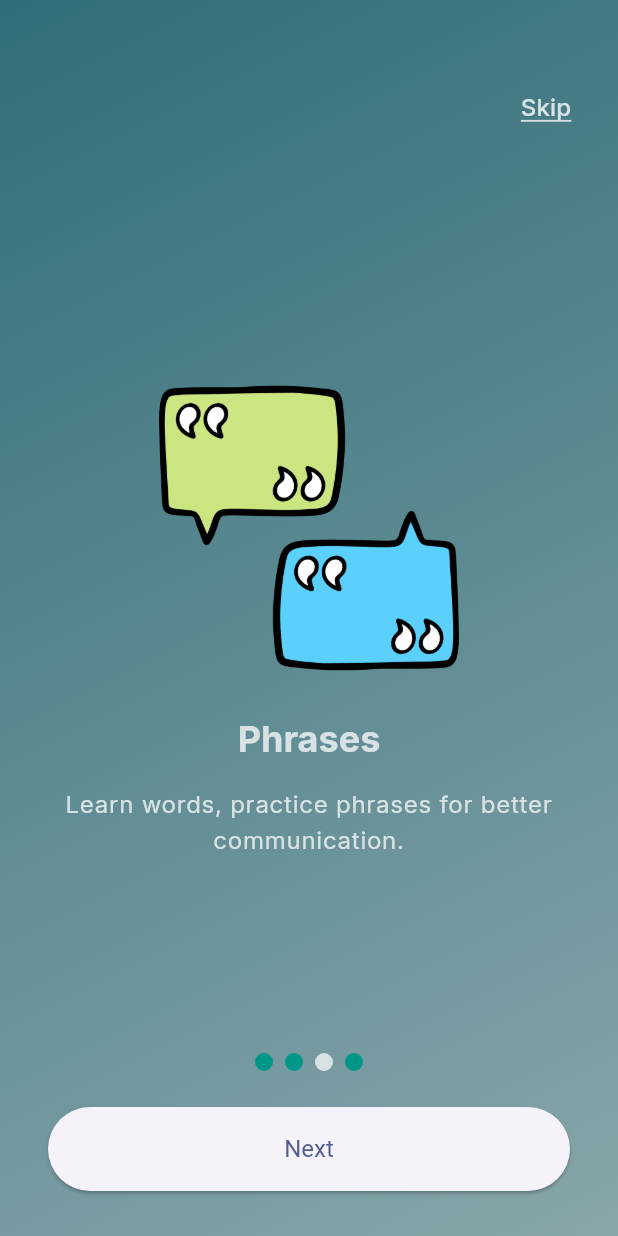
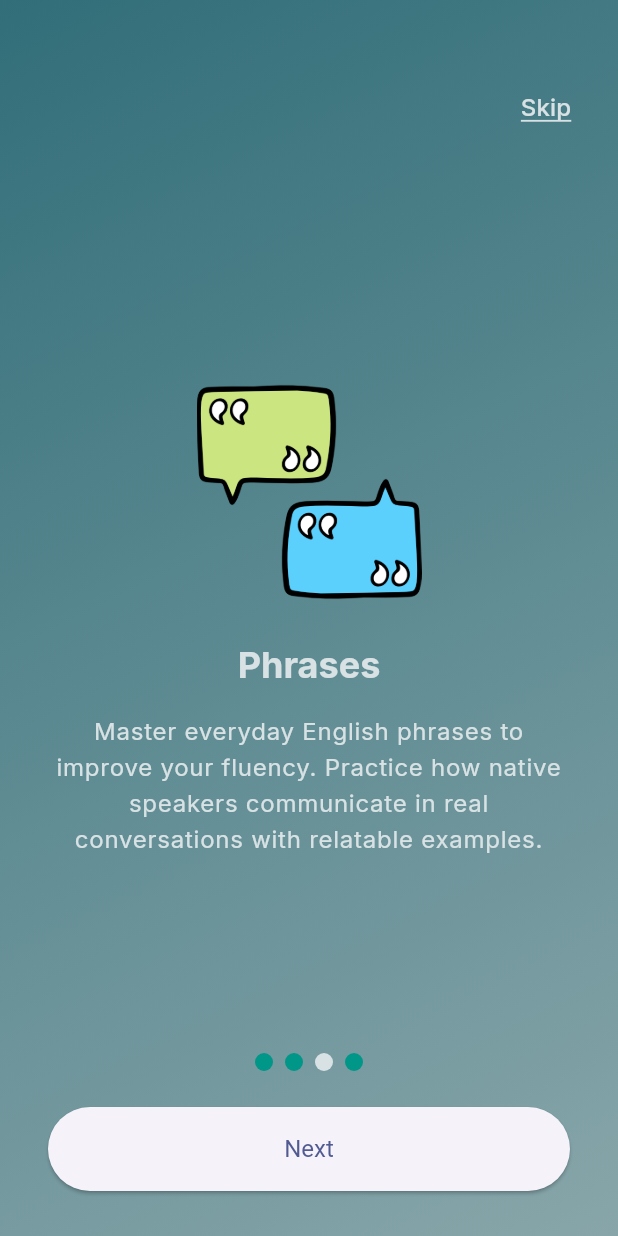
Before and after one commit to MgSuper/quizdioms, a Flutter app: the screen it shows after launch, swiped to page 3, on a phone screen of 412 x 824 dp. Run offline on Flutter 3.47's test engine with Material 3 defaults, Android fonts, the phone set to English and light mode, and no system bars; drawn by our look-alikes of smooth_page_indicator; our stand-ins replace cloud_firestore, confetti, firebase_auth, firebase_core, flip_card, flutter_hooks and 9 more; accounts and stored records are empty; generated files the repository leaves out were written again.

Commit message:
Add real idiom words

```diff
--- a/lib/presentation/onboarding/landing_screen.dart
+++ b/lib/presentation/onboarding/landing_screen.dart
@@ -1,3 +1,4 @@
+import 'package:flutter/foundation.dart';
 import 'package:flutter/material.dart';
 import 'package:flutter_hooks/flutter_hooks.dart';
 import 'package:quizdioms/presentation/onboarding/onboarding_screen.dart';
@@ -8,22 +9,26 @@ import 'package:go_router/go_router.dart';
 final onboardingSlides = [
   OnboardingSlide(
     title: "Welcome to Quizdioms",
-    subtitle: "Learn smarter, one question at a time.",
+    subtitle:
+        "Discover a smarter way to boost your English with engaging quizzes, visual learning, and progress tracking—all designed to make learning enjoyable and effective.",
     image: "assets/illustrations/quizzes.png",
   ),
   OnboardingSlide(
     title: "Idioms",
-    subtitle: "Memorize idioms via interactive flip cards.",
+    subtitle:
+        "Explore powerful idiomatic expressions through beautifully animated flip cards. Understand their meanings and real-life usage with clarity and confidence.",
     image: "assets/illustrations/idioms.png",
   ),
   OnboardingSlide(
     title: "Phrases",
-    subtitle: "Learn words, practice phrases for better communication.",
+    subtitle:
+        "Master everyday English phrases to improve your fluency. Practice how native speakers communicate in real conversations with relatable examples.",
     image: "assets/illustrations/phrases.png",
   ),
   OnboardingSlide(
     title: "Ready to Begin?",
-    subtitle: "Join the journey — let’s level up daily!",
+    subtitle:
+        "Take the first step on your language learning journey. Whether it's 5 minutes or 50, Quizdioms is here to help you grow one day at a time.",
     image: "assets/illustrations/go.png",
   ),
 ];
@@ -62,7 +67,7 @@ class LandingScreen extends HookWidget {
                   itemBuilder: (_, index) => onboardingSlides[index],
                 ),
                 Positioned(
-                  right: 16,
+                  right: kIsWeb ? 22 : 16,
                   top: 48,
                   child: TextButton(
                     onPressed: () async {
--- a/lib/presentation/onboarding/onboarding_screen.dart
+++ b/lib/presentation/onboarding/onboarding_screen.dart
@@ -17,7 +17,7 @@ class OnboardingSlide extends StatelessWidget {
   Widget build(BuildContext context) {
     final isWeb = kIsWeb;
     final maxWidth = 640.0;
-    final imageHeight = isWeb ? 300.0 : 200.0;
+    final imageHeight = isWeb ? 200.0 : 150.0;
 
     return Center(
       child: ConstrainedBox(
--- a/lib/presentation/user/auth/widgets/auth_form_widget.dart
+++ b/lib/presentation/user/auth/widgets/auth_form_widget.dart
@@ -43,6 +43,8 @@ class _AuthFormWidgetState extends State<AuthFormWidget> {
       child: Scaffold(
         backgroundColor: Colors.transparent,
         body: Center(
+          child: ConstrainedBox(
+            constraints: BoxConstraints(maxWidth: 640),
             child: SingleChildScrollView(
               padding: const EdgeInsets.symmetric(horizontal: 32),
               child: Column(
@@ -141,6 +143,7 @@ class _AuthFormWidgetState extends State<AuthFormWidget> {
             ),
           ),
         ),
+      ),
     );
   }
 
```
Also changed, not shown: lib/presentation/user/screens/idioms/idiom_detail_screen.dart (+29 -11 lines), lib/presentation/user/screens/quizz/quiz_attempt_screen.dart (+8 -3 lines). Lines whose indentation alone changed are shown as unchanged.
